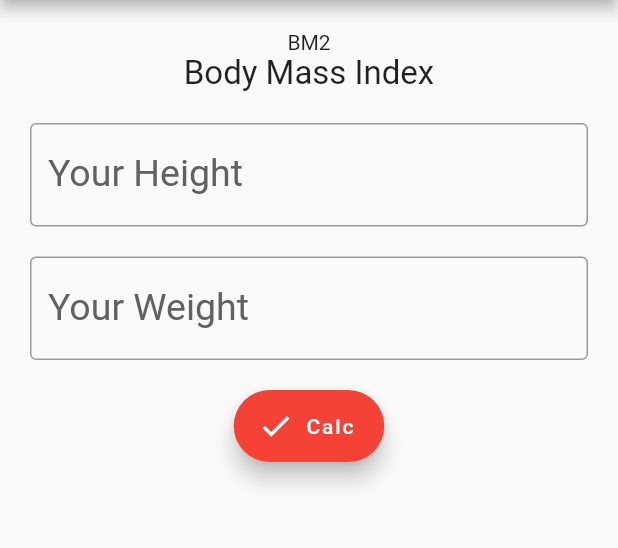
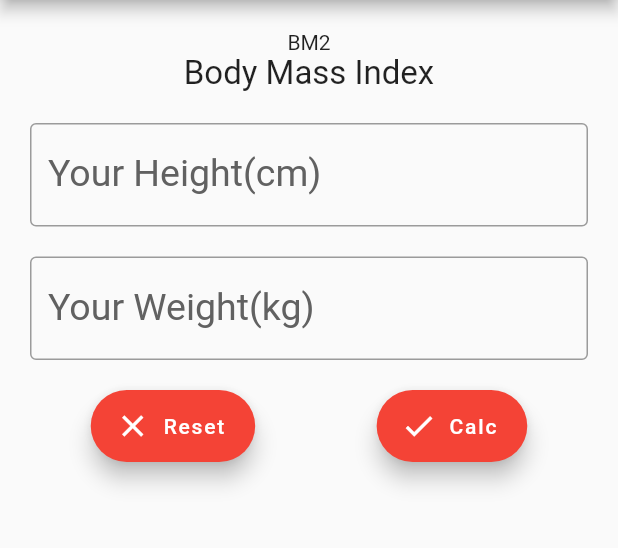
Before and after one commit to brenomachadodomonte/bm2_bmi_calculator, a Flutter app: the screen it shows after launch, on a phone screen of 412 x 824 dp, the part 84-632 px from its top. Run offline on Flutter 3.47's test engine with Material 2 defaults, Android fonts, the phone set to English and light mode, and no system bars.

Commit message:
Creating buttons to calc and reset

```diff
--- a/lib/calc.dart
+++ b/lib/calc.dart
@@ -9,6 +9,8 @@ class _CalcState extends State<Calc> {
 
   final heightController = TextEditingController();
   final weightController  = TextEditingController();
+  String _bmi  = '';
+  String _result  = '';
 
   @override
   Widget build(BuildContext context) {
@@ -28,7 +30,7 @@ class _CalcState extends State<Calc> {
             SizedBox(height: 20),
             TextField(
               decoration: InputDecoration(
-                labelText: 'Your Height',
+                labelText: 'Your Height(cm)',
                 labelStyle: TextStyle(color: Colors.grey[700]),
                 border: OutlineInputBorder(),
               ),
@@ -40,7 +42,7 @@ class _CalcState extends State<Calc> {
             Padding(padding: EdgeInsets.all(10)),
             TextField(
               decoration: InputDecoration(
-                labelText: 'Your Weight',
+                labelText: 'Your Weight(kg)',
                 labelStyle: TextStyle(color: Colors.grey[700]),
                 border: OutlineInputBorder(),
               ),
@@ -50,13 +52,25 @@ class _CalcState extends State<Calc> {
               //onChanged: onChanged,
             ),
             Padding(padding: EdgeInsets.all(10)),
-            FloatingActionButton.extended(
-              label: Text('Calc'),
-              icon: Icon(Icons.check),
-              onPressed: (){
-
-              },
-            )
+            Row(
+              mainAxisAlignment: MainAxisAlignment.spaceAround,
+              children: <Widget>[
+                FloatingActionButton.extended(
+                  label: Text('Reset'),
+                  icon: Icon(Icons.clear),
+                  onPressed: (){
+                    //TODO: Clear fields and Result
+                  },
+                ),
+                FloatingActionButton.extended(
+                  label: Text('Calc'),
+                  icon: Icon(Icons.check),
+                  onPressed: (){
+                    //TODO: Calc
+                  },
+                ),
+              ],
+            ),
           ],
         ),
       ),
```
